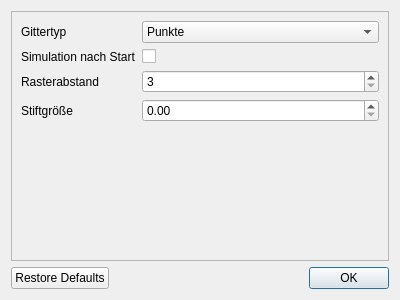
Before: the Qt Designer form settingsdialog.ui in chriku/qdigi, drawn with Qt 5.
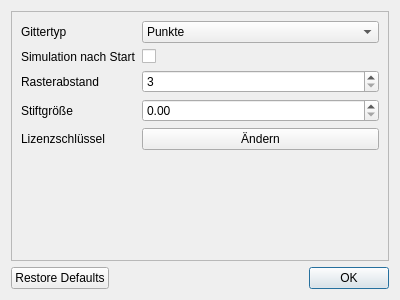
After: the same form once the commit is applied. Icons and pictures are not drawn.

Commit message: Added License Keying

Diff of the .ui file:
```diff
--- a/settingsdialog.ui
+++ b/settingsdialog.ui
@@ -102,6 +102,20 @@
          </property>
         </widget>
        </item>
+       <item row="4" column="0">
+        <widget class="QLabel" name="changeLicenseLabel">
+         <property name="text">
+          <string>Lizenzschlüssel</string>
+         </property>
+        </widget>
+       </item>
+       <item row="4" column="1">
+        <widget class="QPushButton" name="changeLicense">
+         <property name="text">
+          <string>Ändern</string>
+         </property>
+        </widget>
+       </item>
       </layout>
      </widget>
     </widget>
```
The commit also changes 6 other files.
